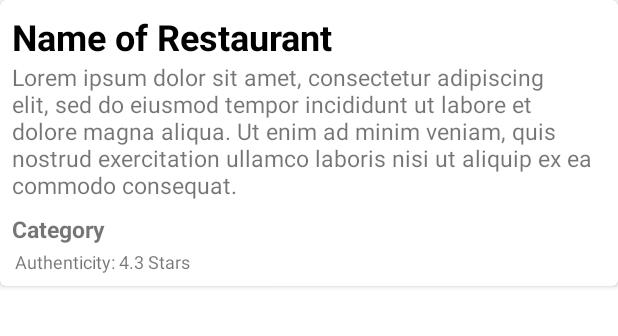
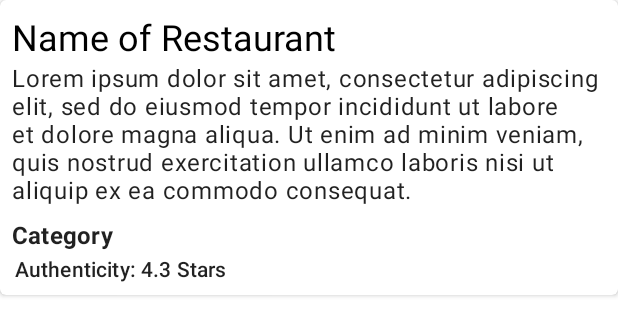
Before and after one commit to colewinfield/Tradish, an Android app: the layout result_item.xml on its own in the app's theme, with its tools: preview values and no code run, on a phone screen of 412 x 824 dp. Shown: the top 336 px of the screen. Run offline under Robolectric (Android 15) with nearby library versions, the phone set to English and light mode, and no system bars.

Commit message:
Redesigned fonts

```diff
--- a/app/src/main/res/layout/result_item.xml
+++ b/app/src/main/res/layout/result_item.xml
@@ -18,8 +18,7 @@
             tools:text="Name of Restaurant"
             android:layout_width="wrap_content"
             android:layout_height="wrap_content"
-            android:textSize="24sp"
-            android:textStyle="bold"
+            style="@style/TextAppearance.MaterialComponents.Headline5"
             android:textColor="@android:color/black"/>
 
 
@@ -28,7 +27,7 @@
             android:layout_width="wrap_content"
             android:layout_height="wrap_content"
             android:layout_below="@id/descriptionOfRestaurantResult"
-            android:textSize="15dp"
+            style="@style/TextAppearance.MaterialComponents.Subtitle1"
             android:textStyle="bold"
             android:layout_marginBottom="12dp"
             tools:text="Category" />
@@ -37,8 +36,8 @@
             android:id="@+id/descriptionOfRestaurantResult"
             android:layout_width="wrap_content"
             android:layout_height="wrap_content"
-            android:textSize="15sp"
             android:layout_below="@id/nameOfRestaurantResult"
+            style="@style/TextAppearance.MaterialComponents.Body1"
             android:layout_marginBottom="8dp"
             tools:text="@string/lipsum" />
 
@@ -49,7 +48,7 @@
             android:layout_below="@id/descriptionOfRestaurantResult"
             android:layout_marginStart="2dp"
             android:layout_marginTop="24dp"
-            android:textSize="12sp"
+            style="@style/TextAppearance.MaterialComponents.Subtitle2"
             tools:text="Authenticity: 4.3 Stars" />
 
 
```
